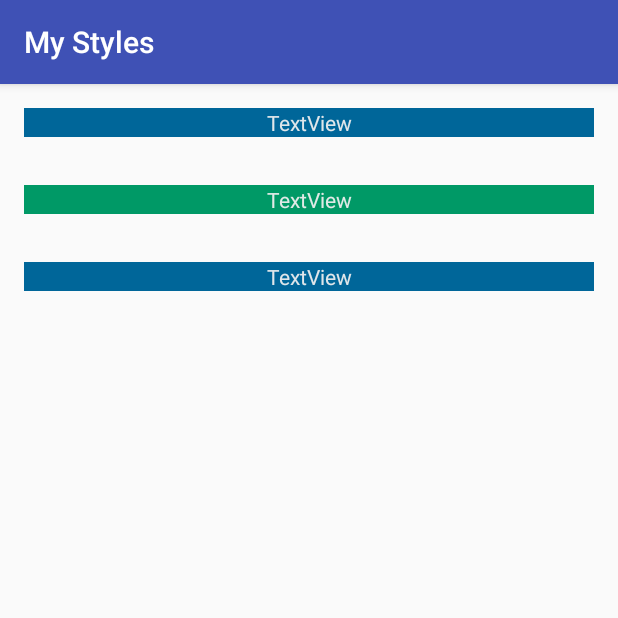
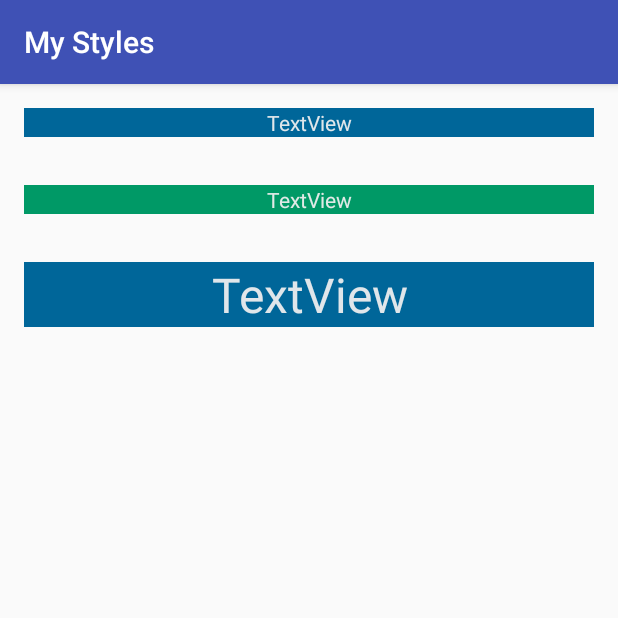
Before and after one commit to omrobbie/udemy-android-beginner-to-advance, an Android app: the screen it shows after launch (MainActivity), on a phone screen of 412 x 824 dp, the top half of it. Run offline under Robolectric (Android 15) with nearby library versions, the phone set to English and light mode, and no system bars.

Commit message:
create new style that inherit from MyBlue style

```diff
--- a/MyStyles/app/src/main/res/layout/activity_main.xml
+++ b/MyStyles/app/src/main/res/layout/activity_main.xml
@@ -27,7 +27,7 @@
 
     <TextView
         android:id="@+id/textView2"
-        style="@style/MyBlue"
+        style="@style/MyBlue.BigBlue"
         android:layout_width="match_parent"
         android:layout_height="wrap_content"
         android:layout_margin="16dp"
--- a/MyStyles/app/src/main/res/values/myStyle.xml
+++ b/MyStyles/app/src/main/res/values/myStyle.xml
@@ -7,6 +7,10 @@
         <item name="android:background">#006699</item>
     </style>
 
+    <style name="MyBlue.BigBlue">
+        <item name="android:textSize">32sp</item>
+    </style>
+
     <style name="MyGreen">
         <item name="android:layout_width">wrap_content</item>
         <item name="android:layout_height">wrap_content</item>
```
